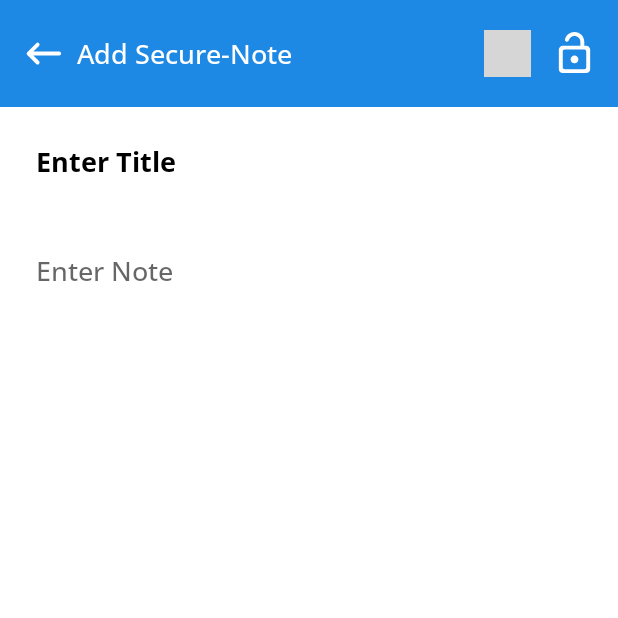
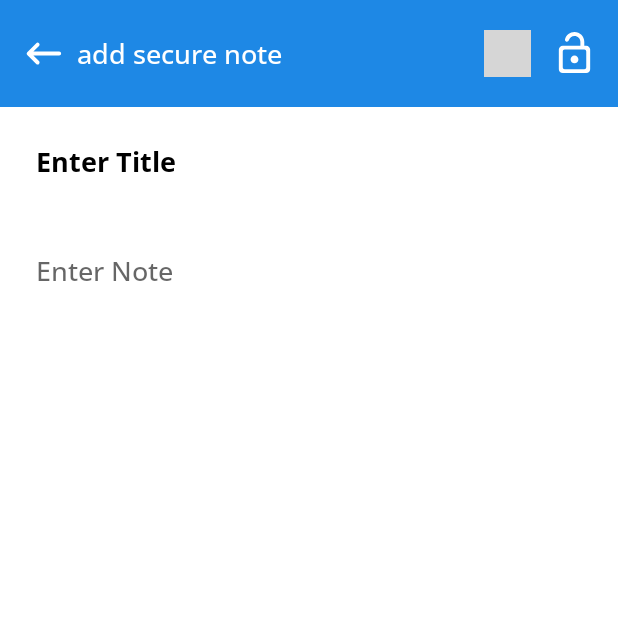
Before and after one commit to Vishal-beep136/secure-note-app, an Android app: the AddNoteActivity screen opened directly, with no data from a screen before it, on a phone screen of 412 x 824 dp, the top half of it. Run offline under Robolectric (Android 15) with nearby library versions, the phone set to English and light mode, and no system bars; our stand-ins replace sdp/ssp sizes; libraries missing offline, so code that uses them is left out: io.noties.markwon; 3 statements that could not run were skipped; grey boxes are pictures that could not be loaded.

Commit message:
simple secure note app

```diff
--- a/app/src/main/res/layout/activity_add_note.xml
+++ b/app/src/main/res/layout/activity_add_note.xml
@@ -37,7 +37,7 @@
             android:layout_gravity="center"
             android:layout_marginStart="@dimen/_5sdp"
             android:fontFamily="@font/open_sans_medium"
-            android:text="Add Secure-Note"
+            android:text="@string/add_secure_note"
             android:textColor="@color/white"
             android:textSize="@dimen/_14ssp"
             app:layout_constraintBottom_toBottomOf="parent"
@@ -93,7 +93,7 @@
                 android:autofillHints="name"
                 android:background="@android:color/transparent"
                 android:fontFamily="@font/open_sans_bold"
-                android:hint="Enter Title"
+                android:hint="@string/enter_title"
                 android:inputType="textMultiLine"
                 android:padding="@dimen/_10sdp"
                 android:textColorHint="@color/black" />
@@ -107,7 +107,7 @@
                 android:background="@android:color/transparent"
                 android:fontFamily="@font/open_sans_medium"
                 android:gravity="start"
-                android:hint="Enter Note"
+                android:hint="@string/enter_note"
                 android:inputType="textMultiLine"
                 android:minHeight="@dimen/_200sdp"
                 android:padding="@dimen/_10sdp" />
--- a/app/src/main/res/values/strings.xml
+++ b/app/src/main/res/values/strings.xml
@@ -43,4 +43,6 @@
     <string name="enter_password_to_continue">Enter password to continue</string>
     <string name="password_required">Password Required</string>
     <string name="forgot_password">Forgot password?</string>
+    <string name="enter_title">Enter Title</string>
+    <string name="enter_note">Enter Note</string>
 </resources>
```
